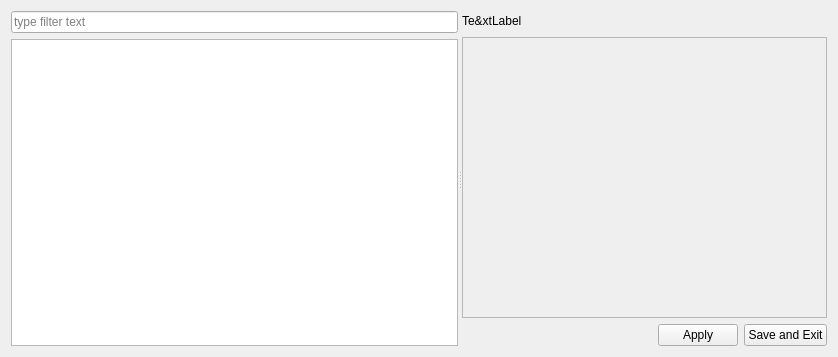
Old version of the form Forms/SettingsWindow.ui in the repository iatanasov77/qvocabulary.
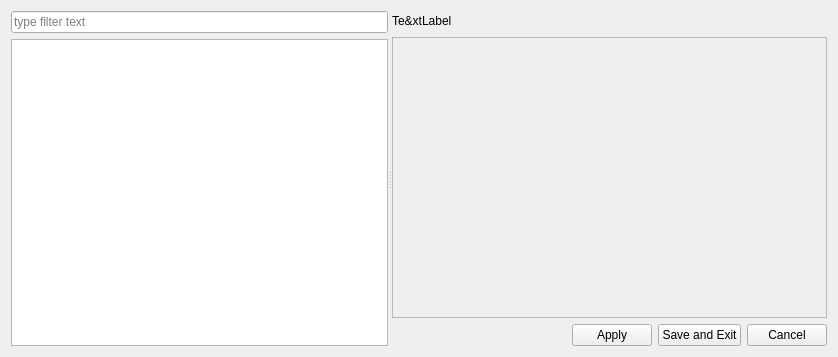
New version of the form.

Commit message: Add Cancel Button into the Settings/Preferences Window.

What changed in the file:
```diff
--- a/Forms/SettingsWindow.ui
+++ b/Forms/SettingsWindow.ui
@@ -119,6 +119,13 @@
            </property>
           </widget>
          </item>
+         <item>
+          <widget class="QPushButton" name="btnCancel">
+           <property name="text">
+            <string>Cancel</string>
+           </property>
+          </widget>
+         </item>
         </layout>
        </item>
       </layout>
```
Left out of the diff: 2 changed lines with no effect on the pictures. The commit also changes 5 other files.
